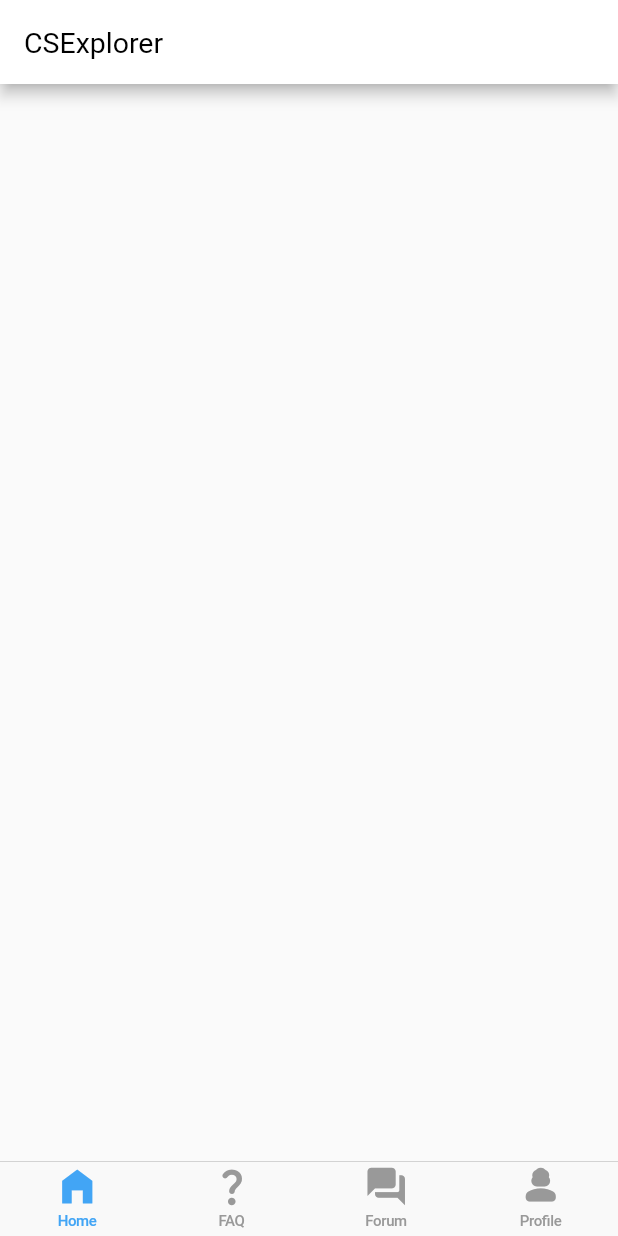
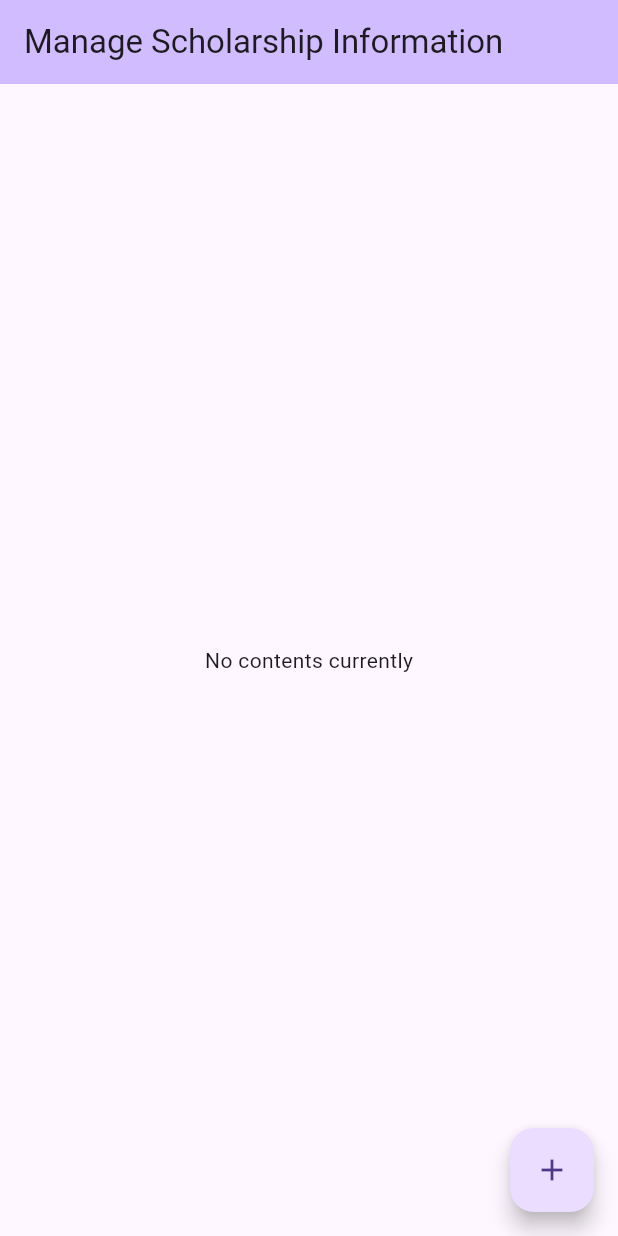
Before and after one commit to nqianhuiii/CSExplorer, a Flutter app: the screen it shows after launch, on a phone screen of 412 x 824 dp. Run offline on Flutter 3.47's test engine with Material 2 defaults, Android fonts, the phone set to English and light mode, and no system bars; our stand-ins replace flutter_rating_bar, image_picker.

Commit message:
Add files via upload

```diff
--- a/lib/main.dart
+++ b/lib/main.dart
@@ -1,8 +1,9 @@
-import 'package:csexplorer/bottom_navbar.dart';
-import 'package:csexplorer/presentation/screens/Home/home.dart';
 import 'package:flutter/material.dart';
+import 'addscholar.dart';
 
-void main() => runApp(const MyApp());
+void main() {
+  runApp(const MyApp());
+}
 
 class MyApp extends StatelessWidget {
   const MyApp({super.key});
@@ -10,16 +11,50 @@ class MyApp extends StatelessWidget {
   @override
   Widget build(BuildContext context) {
     return MaterialApp(
-      title: 'IKON Chat',
-      debugShowCheckedModeBanner: false,
+      title: 'Flutter Demo',
       theme: ThemeData(
-          appBarTheme: const AppBarTheme(
-        iconTheme: IconThemeData(color: Colors.black),
-        titleTextStyle: TextStyle(
-            color: Colors.black, fontWeight: FontWeight.normal, fontSize: 19),
-        backgroundColor: Colors.white,
-      )),
-      home: const BottomNavBar(),
+        useMaterial3: true,
+      ),
+      home: const MyHomePage(title: 'Manage Scholarship Information'),
     );
   }
 }
+
+class MyHomePage extends StatefulWidget {
+  const MyHomePage({super.key, required this.title});
+
+  final String title;
+
+  @override
+  State<MyHomePage> createState() => _MyHomePageState();
+}
+
+class _MyHomePageState extends State<MyHomePage> {
+  @override
+  Widget build(BuildContext context) {
+    return Scaffold(
+      appBar: AppBar(
+        backgroundColor: Theme.of(context).colorScheme.inversePrimary,
+        title: Text(widget.title),
+      ),
+      body: Center(
+        child: Column(
+          mainAxisAlignment: MainAxisAlignment.center,
+          children: <Widget>[
+            const Text('No contents currently'),
+          ],
+        ),
+      ),
+      floatingActionButton: FloatingActionButton(
+        onPressed: () {
+          Navigator.push(
+            context,
+            MaterialPageRoute(builder: (context) => AddScholarPage()),
+          );
+        },
+        tooltip: 'Add Scholar',
+        child: Icon(Icons.add),
+      ),
+    );
+  }
+}
--- /dev/null
+++ b/lib/scholarships_list.dart
@@ -0,0 +1,55 @@
+// scholarships_list.dart
+
+import 'addscholar.dart';
+import 'package:flutter/material.dart';
+
+class Scholarship {
+  final String providerName;
+  final String description;
+  final String applicationRequirement;
+
+  Scholarship({
+    required this.providerName,
+    required this.description,
+    required this.applicationRequirement,
+  });
+}
+
+class ScholarshipsListPage extends StatelessWidget {
+  final List<Scholarship> scholarships;
+
+  ScholarshipsListPage(this.scholarships);
+
+  @override
+  Widget build(BuildContext context) {
+    return Scaffold(
+      appBar: AppBar(
+        title: Text('Scholarships List'),
+      ),
+      body: ListView.builder(
+        itemCount: scholarships.length,
+        itemBuilder: (context, index) {
+          return ListTile(
+            title: Text(scholarships[index].providerName),
+            subtitle: Text(scholarships[index].description),
+            onTap: () {
+              // Add navigation or details display when a scholarship is tapped
+            },
+          );
+        },
+      ),
+      floatingActionButton: FloatingActionButton(
+        onPressed: () {
+          Navigator.push(
+            context,
+            MaterialPageRoute(
+              builder: (context) => AddScholarPage(),
+            ),
+          );
+        },
+        tooltip: 'Add Scholar',
+        child: Icon(Icons.add),
+      ),
+    );
+  }
+}
```
Also changed, not shown: lib/addscholar.dart (added, +183 -0 lines).
